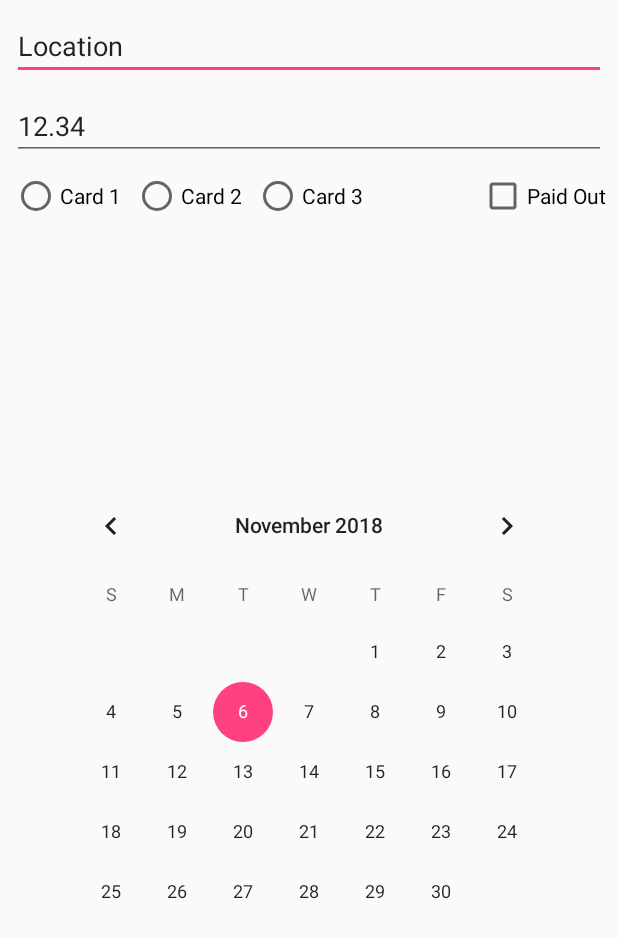
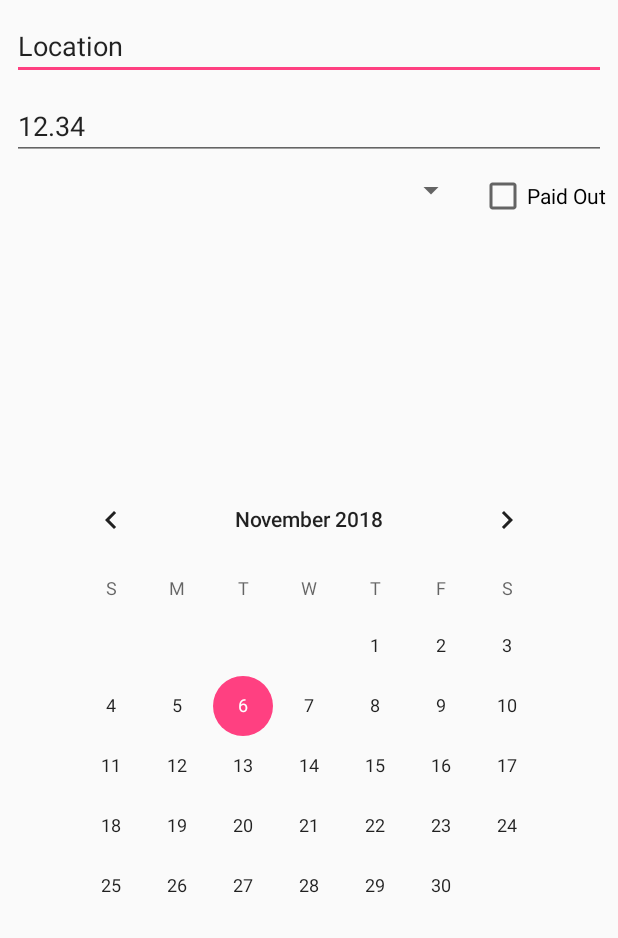
Before and after one commit to mqunell/Receipts, an Android app: the layout fragment_add_receipt.xml on its own in the app's theme, with its tools: preview values and no code run, on a phone screen of 412 x 824 dp. Shown: the top 938 px of the screen. Run offline under Robolectric (Android 15) with nearby library versions, the phone set to English and light mode, and no system bars.

Commit message:
Add cards and change radio buttons to spinner

```diff
--- a/app/src/main/res/layout/fragment_add_receipt.xml
+++ b/app/src/main/res/layout/fragment_add_receipt.xml
@@ -8,75 +8,39 @@
 
     <EditText
         android:id="@+id/receipt_location"
-        android:layout_width="0dp"
-        android:layout_height="wrap_content"
-        android:layout_marginEnd="8dp"
-        android:layout_marginStart="8dp"
-        android:layout_marginTop="8dp"
-        android:inputType="text"
         android:hint="@string/location"
-        app:layout_constraintLeft_toLeftOf="parent"
-        app:layout_constraintRight_toRightOf="parent"
+        android:inputType="textCapSentences"
+        app:layout_constraintEnd_toEndOf="parent"
+        app:layout_constraintStart_toStartOf="parent"
         app:layout_constraintTop_toTopOf="parent"
+        style="@style/add_receipt"
         tools:text="Location" />
 
     <EditText
         android:id="@+id/receipt_amount"
-        android:layout_width="0dp"
-        android:layout_height="wrap_content"
-        android:layout_marginEnd="8dp"
-        android:layout_marginStart="8dp"
-        android:layout_marginTop="8dp"
+        android:hint="@string/amount"
         android:inputType="numberDecimal"
-        android:hint="@string/amount"
-        app:layout_constraintLeft_toLeftOf="parent"
-        app:layout_constraintRight_toRightOf="parent"
+        app:layout_constraintEnd_toEndOf="parent"
+        app:layout_constraintStart_toStartOf="parent"
         app:layout_constraintTop_toBottomOf="@+id/receipt_location"
+        style="@style/add_receipt"
         tools:text="12.34" />
 
-    <RadioGroup
-        android:id="@+id/receipt_card_group"
-        android:layout_width="wrap_content"
-        android:layout_height="wrap_content"
-        android:orientation="horizontal"
-        android:layout_marginStart="8dp"
-        android:layout_marginTop="8dp"
-        app:layout_constraintLeft_toLeftOf="parent"
-        app:layout_constraintTop_toBottomOf="@+id/receipt_amount">
-
-        <RadioButton
-            android:id="@+id/receipt_card_one"
-            android:layout_width="wrap_content"
-            android:layout_height="wrap_content"
-            android:layout_marginEnd="8dp"
-            android:text="@string/card_one"
-            tools:text="Card 1" />
-
-        <RadioButton
-            android:id="@+id/receipt_card_two"
-            android:layout_width="wrap_content"
-            android:layout_height="wrap_content"
-            android:layout_marginEnd="8dp"
-            android:text="@string/card_two"
-            tools:text="Card 2" />
-
-        <RadioButton
-            android:id="@+id/receipt_card_three"
-            android:layout_width="wrap_content"
-            android:layout_height="wrap_content"
-            android:text="@string/card_three"
-            tools:text="Card 3" />
-
-    </RadioGroup>
+    <Spinner
+        android:id="@+id/receipt_card"
+        app:layout_constraintEnd_toStartOf="@+id/receipt_paid_out"
+        app:layout_constraintStart_toStartOf="parent"
+        app:layout_constraintTop_toBottomOf="@+id/receipt_amount"
+        style="@style/add_receipt" />
 
     <CheckBox
         android:id="@+id/receipt_paid_out"
         android:layout_width="wrap_content"
         android:layout_height="wrap_content"
+        android:layout_marginTop="8dp"
         android:layout_marginEnd="8dp"
-        android:layout_marginTop="8dp"
         android:text="@string/paid_out"
-        app:layout_constraintRight_toRightOf="parent"
+        app:layout_constraintEnd_toEndOf="parent"
         app:layout_constraintTop_toBottomOf="@+id/receipt_amount" />
 
     <CalendarView
@@ -84,9 +48,9 @@
         android:layout_width="wrap_content"
         android:layout_height="wrap_content"
         android:layout_margin="8dp"
+        app:layout_constraintBottom_toBottomOf="parent"
         app:layout_constraintLeft_toLeftOf="parent"
         app:layout_constraintRight_toRightOf="parent"
-        app:layout_constraintTop_toBottomOf="@+id/receipt_card_group"
-        app:layout_constraintBottom_toBottomOf="parent" />
+        app:layout_constraintTop_toBottomOf="@+id/receipt_card" />
 
 </android.support.constraint.ConstraintLayout>
--- a/app/src/main/res/values/styles.xml
+++ b/app/src/main/res/values/styles.xml
@@ -2,10 +2,18 @@
 
     <!-- Base application theme. -->
     <style name="AppTheme" parent="Theme.AppCompat.Light.DarkActionBar">
-        <!-- Customize your theme here. -->
         <item name="colorPrimary">@color/colorPrimary</item>
         <item name="colorPrimaryDark">@color/colorPrimaryDark</item>
         <item name="colorAccent">@color/colorAccent</item>
     </style>
 
+    <!-- fragment_add_receipt -->
+    <style name="add_receipt">
+        <item name="android:layout_width">0dp</item>
+        <item name="android:layout_height">wrap_content</item>
+        <item name="android:layout_marginStart">8dp</item>
+        <item name="android:layout_marginTop">8dp</item>
+        <item name="android:layout_marginEnd">8dp</item>
+    </style>
+
 </resources>
```
Also changed, not shown: app/src/main/java/com/mattqunell/receipts/ReceiptFragment.java (+25 -12 lines), app/src/main/res/values/strings.xml (+7 -6 lines).
